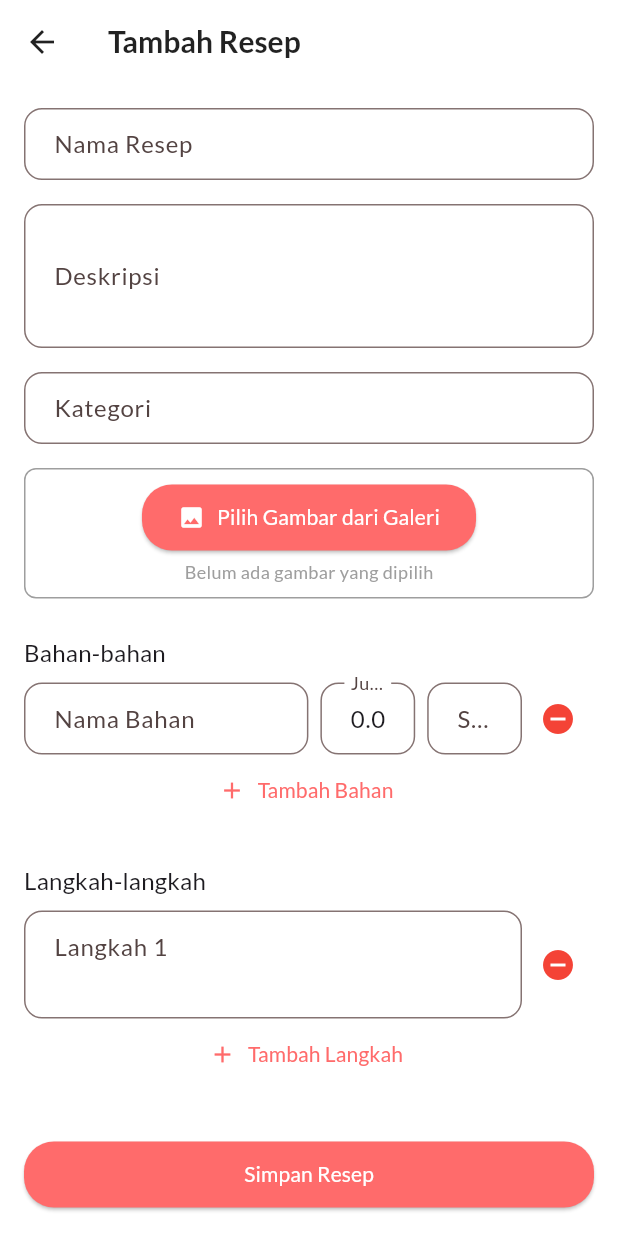
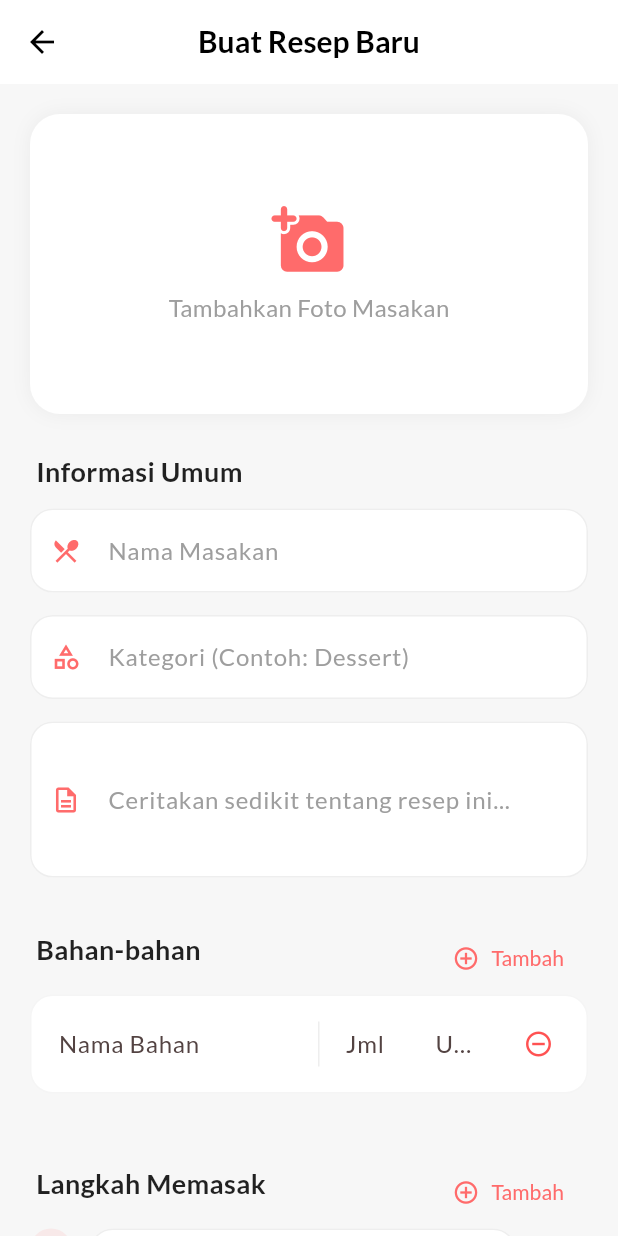
Before and after one commit to EgoApriansyah/resepin, a Flutter app: the AddEditRecipeScreen screen opened by its route, on a phone screen of 412 x 824 dp. Run offline on Flutter 3.47's test engine with Material 3 defaults, Android fonts, the phone set to English and light mode, and no system bars; our stand-ins replace google_fonts, image_picker, sqflite; accounts and stored records are empty.

Commit message:
perubahan UI Tambah dan Detail Resep

```diff
--- a/lib/features/recipe/screens/add_edit_recipe_screen.dart
+++ b/lib/features/recipe/screens/add_edit_recipe_screen.dart
@@ -1,17 +1,14 @@
-// lib/features/recipe/screens/add_edit_recipe_screen.dart
-
+import 'dart:io';
 import 'package:flutter/material.dart';
 import 'package:provider/provider.dart';
+import 'package:image_picker/image_picker.dart';
+import '../../../core/constants/app_colors.dart'; // Pastikan path benar
 import '../providers/recipe_provider.dart';
 import 'package:resepin/data/models/recipe_model.dart';
 import 'package:resepin/data/models/ingredient_model.dart';
-// Tambahkan import ini
-import 'dart:io';
-import 'package:image_picker/image_picker.dart';
 
 class AddEditRecipeScreen extends StatefulWidget {
   final Recipe? recipe;
-
   const AddEditRecipeScreen({super.key, this.recipe});
 
   @override
@@ -23,9 +20,7 @@ class _AddEditRecipeScreenState extends State<AddEditRecipeScreen> {
   late final TextEditingController _nameController;
   late final TextEditingController _descriptionController;
   late final TextEditingController _categoryController;
-
-  // Ubah dari TextEditingController menjadi String?
-  String? _imagePath; // Menyimpan path file gambar lokal
+  String? _imagePath;
 
   List<String> _steps = [''];
   List<Ingredient> _ingredients = [Ingredient(name: '', amount: 0, unit: '')];
@@ -37,13 +32,8 @@ class _AddEditRecipeScreenState extends State<AddEditRecipeScreen> {
     _nameController = TextEditingController(text: recipe?.name ?? '');
     _descriptionController = TextEditingController(text: recipe?.description ?? '');
     _categoryController = TextEditingController(text: recipe?.category ?? '');
-
-    // Inisialisasi _imagePath dari data resep yang ada
-    if (recipe != null && recipe.imagePath != 'assets/images/placeholder.jpg') {
-      _imagePath = recipe.imagePath;
-    } else {
-      _imagePath = null;
-    }
+    _imagePath = (recipe != null && recipe.imagePath != 'assets/images/placeholder.jpg')
+        ? recipe.imagePath : null;
 
     if (recipe != null) {
       _steps = List.from(recipe.steps);
@@ -59,224 +49,268 @@ class _AddEditRecipeScreenState extends State<AddEditRecipeScreen> {
     super.dispose();
   }
 
-  // *** FUNGSI BARU: Pilih Gambar ***
   Future<void> _pickImage() async {
     final picker = ImagePicker();
-    final pickedFile = await picker.pickImage(source: ImageSource.gallery);
-
+    final pickedFile = await picker.pickImage(source: ImageSource.gallery, imageQuality: 70);
     if (pickedFile != null) {
-      setState(() {
-        _imagePath = pickedFile.path;
-      });
+      setState(() => _imagePath = pickedFile.path);
     }
   }
 
   void _saveRecipe() {
     if (_formKey.currentState!.validate()) {
-      // Tentukan path gambar yang akan disimpan. Gunakan placeholder jika kosong.
-      final imageToSave = _imagePath ?? 'assets/images/placeholder.jpg';
-
       final newRecipe = Recipe(
         id: widget.recipe?.id,
         name: _nameController.text,
         description: _descriptionController.text,
         category: _categoryController.text,
-        steps: _steps.where((s) => s.isNotEmpty).toList(),
-        ingredients: _ingredients.where((i) => i.name.isNotEmpty).toList(),
-        // Gunakan path gambar yang baru
-        imagePath: imageToSave,
+        steps: _steps.where((s) => s.trim().isNotEmpty).toList(),
+        ingredients: _ingredients.where((i) => i.name.trim().isNotEmpty).toList(),
+        imagePath: _imagePath ?? 'assets/images/placeholder.jpg',
         isFavorite: widget.recipe?.isFavorite ?? false,
       );
 
       if (widget.recipe == null) {
-        Provider.of<RecipeProvider>(context, listen: false).addRecipe(newRecipe);
+        context.read<RecipeProvider>().addRecipe(newRecipe);
       } else {
-        Provider.of<RecipeProvider>(context, listen: false).updateRecipe(newRecipe);
+        context.read<RecipeProvider>().updateRecipe(newRecipe);
       }
-      Navigator.of(context).pop();
+      Navigator.pop(context);
     }
+  }
+
+  // Helper untuk Decorasi Input ala Dribbble
+  InputDecoration _inputDecor(String label, IconData icon) {
+    return InputDecoration(
+      labelText: label,
+      prefixIcon: Icon(icon, color: AppColors.primary, size: 20),
+      labelStyle: const TextStyle(color: Colors.grey),
+      floatingLabelStyle: const TextStyle(color: AppColors.primary),
+      filled: true,
+      fillColor: Colors.white,
+      enabledBorder: OutlineInputBorder(
+        borderRadius: BorderRadius.circular(15),
+        borderSide: BorderSide(color: Colors.grey.shade200),
+      ),
+      focusedBorder: OutlineInputBorder(
+        borderRadius: BorderRadius.circular(15),
+        borderSide: const BorderSide(color: AppColors.primary, width: 2),
+      ),
+      errorBorder: OutlineInputBorder(
+        borderRadius: BorderRadius.circular(15),
+        borderSide: const BorderSide(color: Colors.redAccent),
+      ),
+      contentPadding: const EdgeInsets.symmetric(horizontal: 16, vertical: 16),
+    );
   }
 
   @override
   Widget build(BuildContext context) {
     return Scaffold(
+      backgroundColor: AppColors.background,
       appBar: AppBar(
-        title: Text(widget.recipe == null ? 'Tambah Resep' : 'Edit Resep'),
+        backgroundColor: Colors.white,
+        elevation: 0,
+        centerTitle: true,
+        iconTheme: const IconThemeData(color: Colors.black),
+        title: Text(
+          widget.recipe == null ? 'Buat Resep Baru' : 'Edit Resep',
+          style: const TextStyle(color: Colors.black, fontWeight: FontWeight.bold),
+        ),
       ),
       body: Form(
         key: _formKey,
         child: SingleChildScrollView(
-          padding: const EdgeInsets.all(16.0),
+          padding: const EdgeInsets.all(20),
           child: Column(
-            crossAxisAlignment: CrossAxisAlignment.stretch,
+            crossAxisAlignment: CrossAxisAlignment.start,
             children: [
+              // 1. Image Picker Section
+              GestureDetector(
+                onTap: _pickImage,
+                child: Container(
+                  height: 200,
+                  width: double.infinity,
+                  decoration: BoxDecoration(
+                    color: Colors.white,
+                    borderRadius: BorderRadius.circular(20),
+                    boxShadow: [BoxShadow(color: Colors.black.withOpacity(0.05), blurRadius: 10)],
+                  ),
+                  child: ClipRRect(
+                    borderRadius: BorderRadius.circular(20),
+                    child: _imagePath != null
+                        ? (_imagePath!.startsWith('assets/')
+                            ? Image.asset(_imagePath!, fit: BoxFit.cover)
+                            : Image.file(File(_imagePath!), fit: BoxFit.cover))
+                        : Column(
+                            mainAxisAlignment: MainAxisAlignment.center,
+                            children: const [
+                              Icon(Icons.add_a_photo_rounded, size: 50, color: AppColors.primary),
+                              SizedBox(height: 8),
+                              Text('Tambahkan Foto Masakan', style: TextStyle(color: Colors.grey)),
+                            ],
+                          ),
+                  ),
+                ),
+              ),
+              const SizedBox(height: 25),
+
+              // 2. Info Utama Section
+              _sectionTitle("Informasi Umum"),
               TextFormField(
                 controller: _nameController,
-                decoration: const InputDecoration(labelText: 'Nama Resep'),
-                validator: (value) => value == null || value.isEmpty ? 'Masukkan nama resep' : null,
+                decoration: _inputDecor('Nama Masakan', Icons.restaurant_menu),
+                validator: (v) => v!.isEmpty ? 'Nama tidak boleh kosong' : null,
               ),
-              const SizedBox(height: 16),
+              const SizedBox(height: 15),
+              TextFormField(
+                controller: _categoryController,
+                decoration: _inputDecor('Kategori (Contoh: Dessert)', Icons.category_outlined),
+                validator: (v) => v!.isEmpty ? 'Kategori wajib diisi' : null,
+              ),
+              const SizedBox(height: 15),
               TextFormField(
                 controller: _descriptionController,
-                decoration: const InputDecoration(labelText: 'Deskripsi'),
                 maxLines: 3,
-                validator: (value) => value == null || value.isEmpty ? 'Masukkan deskripsi' : null,
+                decoration: _inputDecor('Ceritakan sedikit tentang resep ini...', Icons.description_outlined),
               ),
-              const SizedBox(height: 16),
-              TextFormField(
-                controller: _categoryController,
-                decoration: const InputDecoration(labelText: 'Kategori'),
-                validator: (value) => value == null || value.isEmpty ? 'Masukkan kategori' : null,
+              const SizedBox(height: 30),
+
+              // 3. Ingredients Section
+              Row(
+                mainAxisAlignment: MainAxisAlignment.spaceBetween,
+                children: [
+                  _sectionTitle("Bahan-bahan"),
+                  TextButton.icon(
+                    onPressed: () => setState(() => _ingredients.add(Ingredient(name: '', amount: 0, unit: ''))),
+                    icon: const Icon(Icons.add_circle_outline, color: AppColors.primary),
+                    label: const Text('Tambah', style: TextStyle(color: AppColors.primary)),
+                  )
+                ],
               ),
-              const SizedBox(height: 16),
+              ...List.generate(_ingredients.length, (index) => _buildIngredientRow(index)),
+              const SizedBox(height: 30),
 
-              // *** Ganti TextFormField untuk Path Gambar dengan Tombol Pilih Gambar ***
-              Container(
-                decoration: BoxDecoration(
-                  border: Border.all(color: Colors.grey),
-                  borderRadius: BorderRadius.circular(8.0),
-                ),
-                padding: const EdgeInsets.all(8.0),
-                child: Column(
-                  children: [
-                    // Pratinjau Gambar yang Dipilih
-                    if (_imagePath != null) ...[
-                      // Cek apakah path adalah path file lokal atau path asset
-                      _imagePath!.startsWith('assets/')
-                          ? Image.asset(
-                              _imagePath!,
-                              height: 150,
-                              width: double.infinity,
-                              fit: BoxFit.cover,
-                            )
-                          : Image.file(
-                              File(_imagePath!),
-                              height: 150,
-                              width: double.infinity,
-                              fit: BoxFit.cover,
-                            ),
-                      const SizedBox(height: 8),
-                    ],
+              // 4. Steps Section
+              Row(
+                mainAxisAlignment: MainAxisAlignment.spaceBetween,
+                children: [
+                  _sectionTitle("Langkah Memasak"),
+                  TextButton.icon(
+                    onPressed: () => setState(() => _steps.add('')),
+                    icon: const Icon(Icons.add_circle_outline, color: AppColors.primary),
+                    label: const Text('Tambah', style: TextStyle(color: AppColors.primary)),
+                  )
+                ],
+              ),
+              ...List.generate(_steps.length, (index) => _buildStepRow(index)),
 
-                    ElevatedButton.icon(
-                      onPressed: _pickImage,
-                      icon: const Icon(Icons.image),
-                      label: Text(_imagePath != null ? 'Ubah Gambar' : 'Pilih Gambar dari Galeri'),
-                    ),
-                    const SizedBox(height: 4),
-                    Text(
-                      _imagePath != null
-                        ? 'Gambar Terpilih: ${_imagePath!.split('/').last}'
-                        : 'Belum ada gambar yang dipilih',
-                      style: const TextStyle(fontSize: 12, color: Colors.grey),
-                    ),
-                  ],
+              const SizedBox(height: 40),
+
+              // 5. Submit Button
+              SizedBox(
+                width: double.infinity,
+                height: 55,
+                child: ElevatedButton(
+                  onPressed: _saveRecipe,
+                  style: ElevatedButton.styleFrom(
+                    backgroundColor: AppColors.primary,
+                    shape: RoundedRectangleBorder(borderRadius: BorderRadius.circular(15)),
+                    elevation: 5,
+                    shadowColor: AppColors.primary.withOpacity(0.4),
+                  ),
+                  child: const Text('Simpan Resep Lezat', style: TextStyle(fontSize: 16, fontWeight: FontWeight.bold, color: Colors.white)),
                 ),
               ),
-
-              const SizedBox(height: 24),
-
-              // *** Bagian Bahan-bahan ***
-              Text('Bahan-bahan', style: Theme.of(context).textTheme.titleMedium),
-              const SizedBox(height: 8),
-              ...List.generate(_ingredients.length, (index) {
-                return Row(
-                  children: [
-                    Expanded(
-                      flex: 3,
-                      child: TextFormField(
-                        initialValue: _ingredients[index].name,
-                        decoration: const InputDecoration(labelText: 'Nama Bahan'),
-                        onChanged: (value) => _ingredients[index] = _ingredients[index].copyWith(name: value),
-                      ),
-                    ),
-                    const SizedBox(width: 8),
-                    Expanded(
-                      child: TextFormField(
-                        initialValue: _ingredients[index].amount.toString(),
-                        decoration: const InputDecoration(labelText: 'Jumlah'),
-                        keyboardType: TextInputType.number,
-                        onChanged: (value) => _ingredients[index] = _ingredients[index].copyWith(amount: double.tryParse(value) ?? 0),
-                      ),
-                    ),
-                    const SizedBox(width: 8),
-                    Expanded(
-                      child: TextFormField(
-                        initialValue: _ingredients[index].unit,
-                        decoration: const InputDecoration(labelText: 'Satuan'),
-                        onChanged: (value) => _ingredients[index] = _ingredients[index].copyWith(unit: value),
-                      ),
-                    ),
-                    IconButton(
-                      icon: const Icon(Icons.remove_circle, color: Colors.red),
-                      onPressed: () {
-                        setState(() {
-                          _ingredients.removeAt(index);
-                        });
-                      },
-                    ),
-                  ],
-                );
-              }),
-              TextButton.icon(
-                icon: const Icon(Icons.add),
-                label: const Text('Tambah Bahan'),
-                onPressed: () {
-                  setState(() {
-                    _ingredients.add(Ingredient(name: '', amount: 0, unit: ''));
-                  });
-                },
-              ),
-
-              const SizedBox(height: 24),
-
-              // *** Bagian Langkah-langkah ***
-              Text('Langkah-langkah', style: Theme.of(context).textTheme.titleMedium),
-              const SizedBox(height: 8),
-              ...List.generate(_steps.length, (index) {
-                return Row(
-                  children: [
-                    Expanded(
-                      child: TextFormField(
-                        initialValue: _steps[index],
-                        decoration: InputDecoration(
-                          labelText: 'Langkah ${index + 1}',
-                          alignLabelWithHint: true,
-                        ),
-                        maxLines: 2,
-                        onChanged: (value) => _steps[index] = value,
-                      ),
-                    ),
-                    IconButton(
-                      icon: const Icon(Icons.remove_circle, color: Colors.red),
-                      onPressed: () {
-                        setState(() {
-                          _steps.removeAt(index);
-                        });
-                      },
-                    ),
-                  ],
-                );
-              }),
-              TextButton.icon(
-                icon: const Icon(Icons.add),
-                label: const Text('Tambah Langkah'),
-                onPressed: () {
-                  setState(() {
-                    _steps.add('');
-                  });
-                },
-              ),
-
-              const SizedBox(height: 32),
-              ElevatedButton(
-                onPressed: _saveRecipe,
-                child: const Text('Simpan Resep'),
-              ),
+              const SizedBox(height: 30),
             ],
           ),
         ),
       ),
     );
   }
+
+  Widget _sectionTitle(String title) {
+    return Padding(
+      padding: const EdgeInsets.only(bottom: 12, left: 4),
+      child: Text(title, style: const TextStyle(fontSize: 18, fontWeight: FontWeight.bold, color: Colors.black87)),
+    );
+  }
+
+  Widget _buildIngredientRow(int index) {
+    return Container(
+      margin: const EdgeInsets.only(bottom: 12),
+      padding: const EdgeInsets.all(8),
+      decoration: BoxDecoration(
+        color: Colors.white,
+        borderRadius: BorderRadius.circular(15),
+        border: Border.all(color: Colors.grey.shade100),
+      ),
+      child: Row(
+        children: [
+          Expanded(
+            flex: 3,
+            child: TextFormField(
+              initialValue: _ingredients[index].name,
+              decoration: const InputDecoration(hintText: 'Nama Bahan', border: InputBorder.none, contentPadding: EdgeInsets.symmetric(horizontal: 10)),
+              onChanged: (v) => _ingredients[index] = _ingredients[index].copyWith(name: v),
+            ),
+          ),
+          Container(width: 1, height: 30, color: Colors.grey.shade200),
+          Expanded(
+            flex: 1,
+            child: TextFormField(
+              initialValue: _ingredients[index].amount == 0 ? '' : _ingredients[index].amount.toString(),
+              keyboardType: TextInputType.number,
+              textAlign: TextAlign.center,
+              decoration: const InputDecoration(hintText: 'Jml', border: InputBorder.none),
+              onChanged: (v) => _ingredients[index] = _ingredients[index].copyWith(amount: double.tryParse(v) ?? 0),
+            ),
+          ),
+          Expanded(
+            flex: 1,
+            child: TextFormField(
+              initialValue: _ingredients[index].unit,
+              decoration: const InputDecoration(hintText: 'Unit', border: InputBorder.none),
+              onChanged: (v) => _ingredients[index] = _ingredients[index].copyWith(unit: v),
+            ),
+          ),
+          IconButton(
+            icon: const Icon(Icons.remove_circle_outline, color: Colors.redAccent, size: 20),
+            onPressed: () => setState(() => _ingredients.removeAt(index)),
+          )
+        ],
+      ),
+    );
+  }
+
+  Widget _buildStepRow(int index) {
+    return Container(
+      margin: const EdgeInsets.only(bottom: 12),
+      child: Row(
+        crossAxisAlignment: CrossAxisAlignment.start,
+        children: [
+          CircleAvatar(
+            radius: 14,
+            backgroundColor: AppColors.primary.withOpacity(0.1),
+            child: Text('${index + 1}', style: const TextStyle(color: AppColors.primary, fontSize: 12, fontWeight: FontWeight.bold)),
+          ),
+          const SizedBox(width: 12),
+          Expanded(
+            child: TextFormField(
+              initialValue: _steps[index],
+              maxLines: null,
+              decoration: _inputDecor('Langkah ke-${index + 1}', Icons.edit_note).copyWith(prefixIcon: null),
+              onChanged: (v) => _steps[index] = v,
+            ),
+          ),
+          IconButton(
+            padding: const EdgeInsets.only(top: 12),
+            icon: const Icon(Icons.delete_outline, color: Colors.grey),
+            onPressed: () => setState(() => _steps.removeAt(index)),
+          )
+        ],
+      ),
+    );
+  }
 }
--- a/lib/features/recipe/screens/profile_screen.dart
+++ b/lib/features/recipe/screens/profile_screen.dart
@@ -117,7 +117,6 @@ class _ProfileScreenState extends State<ProfileScreen> {
 
             // 2. INFO USER (MENGGUNAKAN CAPITALIZE)
             Text(
-              // Sebelumnya .toUpperCase(), sekarang menggunakan .capitalize()
               user?['username']?.toString().capitalize() ?? 'Chef Resepin',
               style: const TextStyle(fontSize: 22, fontWeight: FontWeight.bold),
             ),
--- a/lib/features/recipe/widgets/recipe_card_widget.dart
+++ b/lib/features/recipe/widgets/recipe_card_widget.dart
@@ -2,7 +2,7 @@
 
 import 'package:flutter/material.dart';
 import 'package:provider/provider.dart';
-import 'dart:io'; // Import ini
+import 'dart:io';
 import '../../../data/models/recipe_model.dart';
 import '../providers/recipe_provider.dart';
 
```
Also changed, not shown: lib/features/recipe/screens/recipe_detail_screen.dart (+154 -105 lines).
